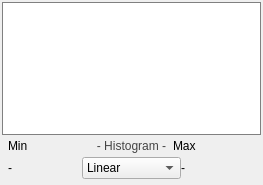
Before: the Qt Designer form src/QtUtils/Widgets/QtHistogramWidget.ui in SCIInstitute/Seg3D, drawn with Qt 5.
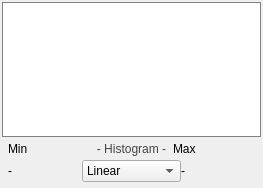
After: the same form once the commit is applied.

Commit message: fixed a little ui bug with the histogram widget, fixed the autosave checkbox in the project dock widget to sync with the preferences manager, fixed a ui bug with LayerGroupWidget's duplicate_button's stylesheet, fixed some ui issues with resample and crop

What changed in the file:
```diff
--- a/src/QtUtils/Widgets/QtHistogramWidget.ui
+++ b/src/QtUtils/Widgets/QtHistogramWidget.ui
@@ -7,19 +7,13 @@
     <x>0</x>
     <y>0</y>
     <width>263</width>
-    <height>185</height>
+    <height>188</height>
    </rect>
   </property>
   <property name="minimumSize">
    <size>
     <width>0</width>
-    <height>185</height>
-   </size>
-  </property>
-  <property name="maximumSize">
-   <size>
-    <width>16777215</width>
-    <height>185</height>
+    <height>188</height>
    </size>
   </property>
   <property name="windowTitle">
@@ -66,12 +60,6 @@
           <height>133</height>
          </size>
         </property>
-        <property name="maximumSize">
-         <size>
-          <width>16777215</width>
-          <height>133</height>
-         </size>
-        </property>
         <property name="toolTip">
          <string>Left mouse sets the lower threshold, right mouse sets the upper</string>
         </property>
```
The commit also changes 13 other files.
